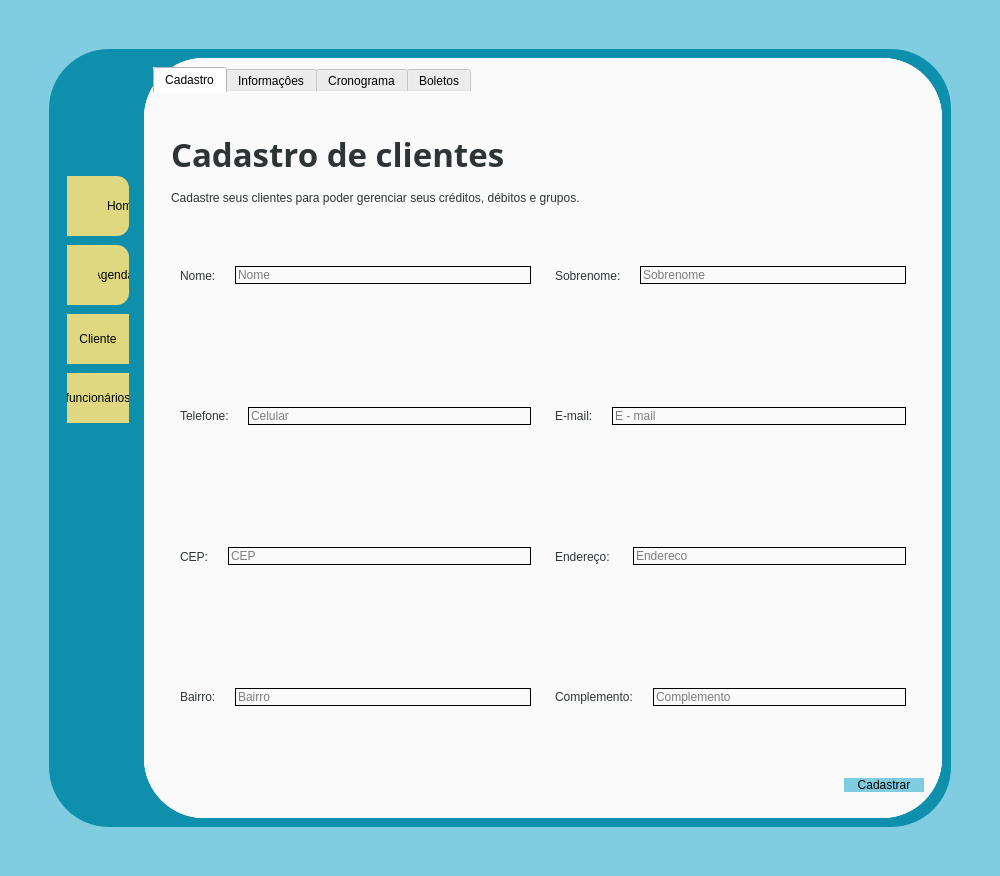
Before: the Qt Designer form Telas/dashbord.ui in Nautilidae-project/Nautilus, drawn with Qt 5.
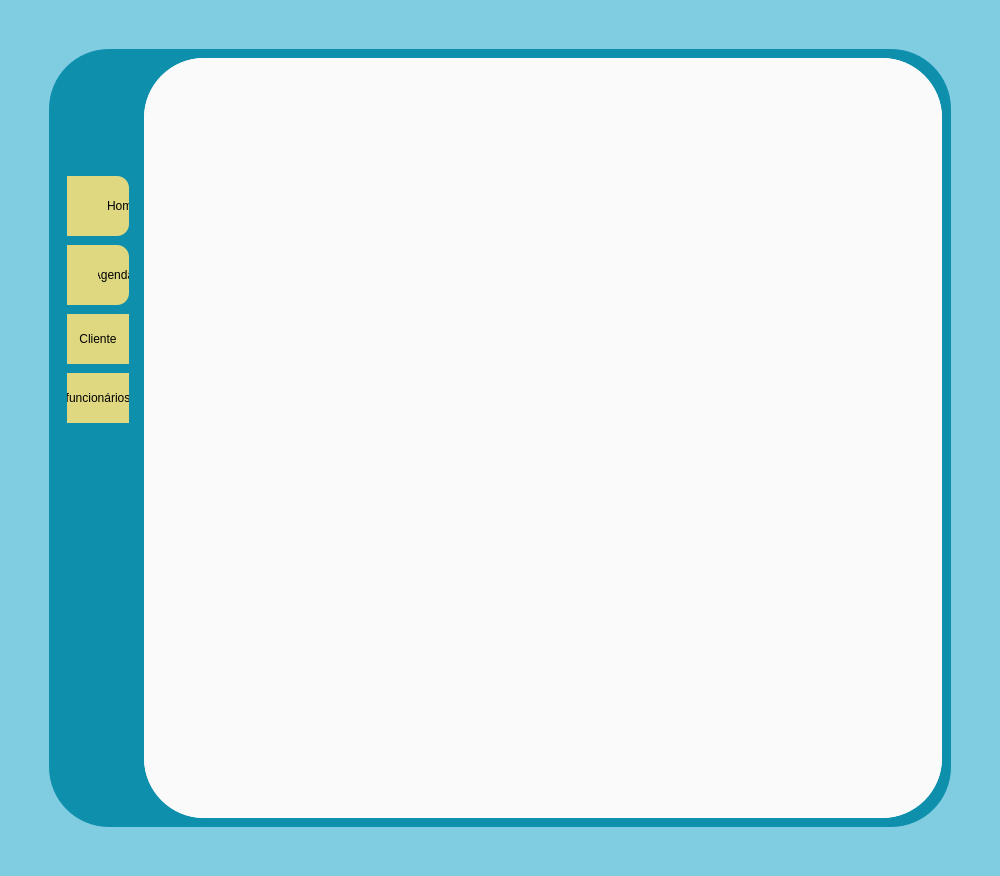
After: the same form once the commit is applied. Icons and pictures are not drawn.

Commit message: 1 - Separação das varias telas da Dashboard - 2 - Adicionado telas representativas iniciais da home, agenda e cliente

What changed in the file:
```diff
--- a/Telas/dashbord.ui
+++ b/Telas/dashbord.ui
@@ -520,564 +520,6 @@
             <property name="currentIndex">
              <number>1</number>
             </property>
-            <widget class="QWidget" name="pgHome">
-             <property name="styleSheet">
-              <string notr="true"/>
-             </property>
-             <layout class="QGridLayout" name="gridLayout_4">
-              <item row="0" column="0">
-               <widget class="QLabel" name="IGNORAR_2">
-                <property name="font">
-                 <font>
-                  <pointsize>50</pointsize>
-                 </font>
-                </property>
-                <property name="text">
-                 <string>DashBoard</string>
-                </property>
-                <property name="alignment">
-                 <set>Qt::AlignCenter</set>
-                </property>
-               </widget>
-              </item>
-              <item row="1" column="0">
-               <widget class="QLabel" name="IGNORAR_1">
-                <property name="font">
-                 <font>
-                  <pointsize>50</pointsize>
-                 </font>
-                </property>
-                <property name="text">
-                 <string>Home</string>
-                </property>
-                <property name="alignment">
-                 <set>Qt::AlignCenter</set>
-                </property>
-               </widget>
-              </item>
-             </layout>
-            </widget>
-            <widget class="QWidget" name="pgCliente">
-             <property name="styleSheet">
-              <string notr="true"/>
-             </property>
-             <layout class="QGridLayout" name="gridLayout_3">
-              <property name="leftMargin">
-               <number>9</number>
-              </property>
-              <item row="0" column="0">
-               <widget class="QTabWidget" name="tabsCliente">
-                <property name="styleSheet">
-                 <string notr="true">QTabWidget::pane {border: 0px;}
-
-/*-------------------------------------------------------------*/
-
-
-QTabWidget::tab-bar {
-    alignment: center;
-}
-
-
-</string>
-                </property>
-                <property name="tabPosition">
-                 <enum>QTabWidget::North</enum>
-                </property>
-                <property name="tabShape">
-                 <enum>QTabWidget::Rounded</enum>
-                </property>
-                <property name="currentIndex">
-                 <number>0</number>
-                </property>
-                <widget class="QWidget" name="tbCadastraCliente">
-                 <attribute name="title">
-                  <string>Cadastro</string>
-                 </attribute>
-                 <layout class="QVBoxLayout" name="verticalLayout_2">
-                  <item>
-                   <widget class="QFrame" name="frCabecalho">
-                    <property name="minimumSize">
-                     <size>
-                      <width>600</width>
-                      <height>100</height>
-                     </size>
-                    </property>
-                    <property name="maximumSize">
-                     <size>
-                      <width>16777215</width>
-                      <height>60</height>
-                     </size>
-                    </property>
-                    <property name="frameShape">
-                     <enum>QFrame::StyledPanel</enum>
-                    </property>
-                    <property name="frameShadow">
-                     <enum>QFrame::Raised</enum>
-                    </property>
-                    <layout class="QVBoxLayout" name="verticalLayout_3">
-                     <item>
-                      <widget class="QLabel" name="lbTitulo">
-                       <property name="font">
-                        <font>
-                         <family>Linux Biolinum O</family>
-                         <pointsize>25</pointsize>
-                         <weight>75</weight>
-                         <bold>true</bold>
-                        </font>
-                       </property>
-                       <property name="styleSheet">
-                        <string notr="true">color: rgb(46, 52, 54)</string>
-                       </property>
-                       <property name="text">
-                        <string>Cadastro de clientes</string>
-                       </property>
-                      </widget>
-                     </item>
-                     <item>
-                      <widget class="QLabel" name="lbCorpo">
-                       <property name="styleSheet">
-                        <string notr="true">color: rgb(46, 52, 54)</string>
-                       </property>
-                       <property name="text">
-                        <string>Cadastre seus clientes para poder gerenciar seus créditos, débitos e grupos.</string>
-                       </property>
-                      </widget>
-                     </item>
-                    </layout>
-                   </widget>
-                  </item>
-                  <item>
-                   <widget class="QFrame" name="frNomeSobrenome">
-                    <property name="minimumSize">
-                     <size>
-                      <width>600</width>
-                      <height>60</height>
-                     </size>
-                    </property>
-                    <property name="frameShape">
-                     <enum>QFrame::StyledPanel</enum>
-                    </property>
-                    <property name="frameShadow">
-                     <enum>QFrame::Raised</enum>
-                    </property>
-                    <layout class="QHBoxLayout" name="horizontalLayout_5">
-                     <item>
-                      <widget class="QFrame" name="frNome">
-                       <property name="frameShape">
-                        <enum>QFrame::StyledPanel</enum>
-                       </property>
-                       <property name="frameShadow">
-                        <enum>QFrame::Raised</enum>
-                       </property>
-                       <layout class="QHBoxLayout" name="horizontalLayout_9">
-                        <item>
-                         <widget class="QLabel" name="lbNome">
-                          <property name="styleSheet">
-                           <string notr="true">color: rgb(46, 52, 54)</string>
-                          </property>
-                          <property name="text">
-                           <string>Nome:    </string>
-                          </property>
-                         </widget>
-                        </item>
-                        <item>
-                         <widget class="QLineEdit" name="leNome">
-                          <property name="styleSheet">
-                           <string notr="true">#leNome{
-	border: 1px solid;
-}</string>
-                          </property>
-                          <property name="inputMask">
-                           <string/>
-                          </property>
-                          <property name="text">
-                           <string/>
-                          </property>
-                          <property name="placeholderText">
-                           <string>Nome</string>
-                          </property>
-                         </widget>
-                        </item>
-                       </layout>
-                       <zorder>leNome</zorder>
-                       <zorder>lbNome</zorder>
-                      </widget>
-                     </item>
-                     <item>
-                      <widget class="QFrame" name="frSobrenome">
-                       <property name="frameShape">
-                        <enum>QFrame::StyledPanel</enum>
-                       </property>
-                       <property name="frameShadow">
-                        <enum>QFrame::Raised</enum>
-                       </property>
-                       <layout class="QHBoxLayout" name="horizontalLayout_10">
-                        <item>
-                         <widget class="QLabel" name="lbSobrenome">
-                          <property name="styleSheet">
-                           <string notr="true">color: rgb(46, 52, 54)</string>
-                          </property>
-                          <property name="text">
-                           <string>Sobrenome:    </string>
-                          </property>
-                         </widget>
-                        </item>
-                        <item>
-                         <widget class="QLineEdit" name="leSobrenome">
-                          <property name="styleSheet">
-                           <string notr="true">#leSobrenome{
-	border: 1px solid;
-}</string>
-                          </property>
-                          <property name="placeholderText">
-                           <string>Sobrenome</string>
-                          </property>
-                         </widget>
-                        </item>
-                       </layout>
-                       <zorder>leSobrenome</zorder>
-                       <zorder>lbSobrenome</zorder>
-                      </widget>
-                     </item>
-                    </layout>
-                   </widget>
-                  </item>
-                  <item>
-                   <widget class="QFrame" name="frEmailTel">
-                    <property name="minimumSize">
-                     <size>
-                      <width>600</width>
-                      <height>60</height>
-                     </size>
-                    </property>
-                    <property name="frameShape">
-                     <enum>QFrame::StyledPanel</enum>
-                    </property>
-                    <property name="frameShadow">
-                     <enum>QFrame::Raised</enum>
-                    </property>
-                    <layout class="QHBoxLayout" name="horizontalLayout_6">
-                     <item>
-                      <widget class="QFrame" name="frTel">
-                       <property name="frameShape">
-                        <enum>QFrame::StyledPanel</enum>
-                       </property>
-                       <property name="frameShadow">
-                        <enum>QFrame::Raised</enum>
-                       </property>
-                       <layout class="QHBoxLayout" name="horizontalLayout_11">
-                        <item>
-                         <widget class="QLabel" name="lbTel">
-                          <property name="styleSheet">
-                           <string notr="true">color: rgb(46, 52, 54)</string>
-                          </property>
-                          <property name="text">
-                           <string>Telefone:    </string>
-                          </property>
-                         </widget>
-                        </item>
-                        <item>
-                         <widget class="QLineEdit" name="leTel">
-                          <property name="styleSheet">
-                           <string notr="true">#leTel{
-	border: 1px solid;
-}</string>
-                          </property>
-                          <property name="placeholderText">
-                           <string>Celular</string>
-                          </property>
-                         </widget>
-                        </item>
-                       </layout>
-                      </widget>
-                     </item>
-                     <item>
-                      <widget class="QFrame" name="frEmail">
-                       <property name="frameShape">
-                        <enum>QFrame::StyledPanel</enum>
-                       </property>
-                       <property name="frameShadow">
-                        <enum>QFrame::Raised</enum>
-                       </property>
-                       <layout class="QHBoxLayout" name="horizontalLayout_12">
-                        <item>
-                         <widget class="QLabel" name="lbEmail">
-                          <property name="styleSheet">
-                           <string notr="true">color: rgb(46, 52, 54)</string>
-                          </property>
-                          <property name="text">
-                           <string>E-mail:    </string>
-                          </property>
-                         </widget>
-                        </item>
-                        <item>
-                         <widget class="QLineEdit" name="leEmail">
-                          <property name="styleSheet">
-                           <string notr="true">#leEmail{
-	border: 1px solid;
-}</string>
-                          </property>
-                          <property name="placeholderText">
-                           <string>E - mail</string>
-                          </property>
-                         </widget>
-                        </item>
-                       </layout>
-                      </widget>
-                     </item>
-                    </layout>
-                   </widget>
-                  </item>
-                  <item>
-                   <widget class="QFrame" name="frCepEnd">
-                    <property name="minimumSize">
-                     <size>
-                      <width>600</width>
-                      <height>60</height>
-                     </size>
-                    </property>
-                    <property name="frameShape">
-                     <enum>QFrame::StyledPanel</enum>
-                    </property>
-                    <property name="frameShadow">
-                     <enum>QFrame::Raised</enum>
-                    </property>
-                    <layout class="QHBoxLayout" name="horizontalLayout_7">
-                     <item>
-                      <widget class="QFrame" name="frCep">
-                       <property name="frameShape">
-                        <enum>QFrame::StyledPanel</enum>
-                       </property>
-                       <property name="frameShadow">
-                        <enum>QFrame::Raised</enum>
-                       </property>
-                       <layout class="QHBoxLayout" name="horizontalLayout_13">
-                        <item>
-                         <widget class="QLabel" name="lbCep">
-                          <property name="styleSheet">
-                           <string notr="true">color: rgb(46, 52, 54)</string>
-                          </property>
-                          <property name="text">
-                           <string>CEP:    </string>
-                          </property>
-                         </widget>
-                        </item>
-                        <item>
-                         <widget class="QLineEdit" name="leCep">
-                          <property name="styleSheet">
-                           <string notr="true">#leCep{
-	border: 1px solid;
-}</string>
-                          </property>
-                          <property name="placeholderText">
-                           <string>CEP</string>
-                          </property>
-                         </widget>
-                        </item>
-                       </layout>
-                      </widget>
-                     </item>
-                     <item>
-                      <widget class="QFrame" name="frEndereco">
-                       <property name="frameShape">
-                        <enum>QFrame::StyledPanel</enum>
-                       </property>
-                       <property name="frameShadow">
-                        <enum>QFrame::Raised</enum>
-                       </property>
-                       <layout class="QHBoxLayout" name="horizontalLayout_14">
-                        <item>
-                         <widget class="QLabel" name="lbEnd">
-                          <property name="styleSheet">
-                           <string notr="true">color: rgb(46, 52, 54)</string>
-                          </property>
-                          <property name="text">
-                           <string>Endereço:     </string>
-                          </property>
-                         </widget>
-                        </item>
-                        <item>
-                         <widget class="QLineEdit" name="leEnd">
-                          <property name="styleSheet">
-                           <string notr="true">#leEnd{
-	border: 1px solid;
-}</string>
-                          </property>
-                          <property name="placeholderText">
-                           <string>Endereco</string>
-                          </property>
-                         </widget>
-                        </item>
-                       </layout>
-                      </widget>
-                     </item>
-                    </layout>
-                   </widget>
-                  </item>
-                  <item>
-                   <widget class="QFrame" name="frBairroCompl">
-                    <property name="minimumSize">
-                     <size>
-                      <width>600</width>
-                      <height>60</height>
-                     </size>
-                    </property>
-                    <property name="frameShape">
-                     <enum>QFrame::StyledPanel</enum>
-                    </property>
-                    <property name="frameShadow">
-                     <enum>QFrame::Raised</enum>
-                    </property>
-                    <layout class="QHBoxLayout" name="horizontalLayout_8">
-                     <item>
-                      <widget class="QFrame" name="frBairro">
-                       <property name="frameShape">
-                        <enum>QFrame::StyledPanel</enum>
-                       </property>
-                       <property name="frameShadow">
-                        <enum>QFrame::Raised</enum>
-                       </property>
-                       <layout class="QHBoxLayout" name="horizontalLayout_15">
-                        <item>
-                         <widget class="QLabel" name="lbBairro">
-                          <property name="styleSheet">
-                           <string notr="true">color: rgb(46, 52, 54)</string>
-                          </property>
-                          <property name="text">
-                           <string>Bairro:    </string>
-                          </property>
-                         </widget>
-                        </item>
-                        <item>
-                         <widget class="QLineEdit" name="leBairro">
-                          <property name="styleSheet">
-                           <string notr="true">#leBairro{
-	border: 1px solid;
-}</string>
-                          </property>
-                          <property name="placeholderText">
-                           <string>Bairro</string>
-                          </property>
-                         </widget>
-                        </item>
-                       </layout>
-                      </widget>
-                     </item>
-                     <item>
-                      <widget class="QFrame" name="frComplemento">
-                       <property name="frameShape">
-                        <enum>QFrame::StyledPanel</enum>
-                       </property>
-                       <property name="frameShadow">
-                        <enum>QFrame::Raised</enum>
-                       </property>
-                       <layout class="QHBoxLayout" name="horizontalLayout_16">
-                        <item>
-                         <widget class="QLabel" name="lbCompl">
-                          <property name="styleSheet">
-                           <string notr="true">color: rgb(46, 52, 54)</string>
-                          </property>
-                          <property name="text">
-                           <string>Complemento:    </string>
-                          </property>
-                         </widget>
-                        </item>
-                        <item>
-                         <widget class="QLineEdit" name="leCompl">
-                          <property name="styleSheet">
-                           <string notr="true">#leCompl{
-	border: 1px solid;
-}</string>
-                          </property>
-                          <property name="placeholderText">
-                           <string>Complemento</string>
-                          </property>
-                         </widget>
-                        </item>
-                       </layout>
-                      </widget>
-                     </item>
-                    </layout>
-                   </widget>
-                  </item>
-                  <item alignment="Qt::AlignRight">
-                   <widget class="QFrame" name="frame">
-                    <property name="maximumSize">
-                     <size>
-                      <width>16777215</width>
-                      <height>30</height>
-                     </size>
-                    </property>
-                    <property name="frameShape">
-                     <enum>QFrame::StyledPanel</enum>
-                    </property>
-                    <property name="frameShadow">
-                     <enum>QFrame::Raised</enum>
-                    </property>
-                    <layout class="QVBoxLayout" name="verticalLayout_4">
-                     <property name="spacing">
-                      <number>0</number>
-                     </property>
-                     <property name="leftMargin">
-                      <number>0</number>
-                     </property>
-                     <property name="topMargin">
-                      <number>0</number>
-                     </property>
-                     <property name="rightMargin">
-                      <number>0</number>
-                     </property>
-                     <property name="bottomMargin">
-                      <number>0</number>
-                     </property>
-                     <item>
-                      <widget class="QPushButton" name="pbCadastrar">
-                       <property name="minimumSize">
-                        <size>
-                         <width>80</width>
-                         <height>0</height>
-                        </size>
-                       </property>
-                       <property name="maximumSize">
-                        <size>
-                         <width>150</width>
-                         <height>16777215</height>
-                        </size>
-                       </property>
-                       <property name="styleSheet">
-                        <string notr="true">#pbCadastrar{
-	background-color: #80CCE1;
-}</string>
-                       </property>
-                       <property name="text">
-                        <string>Cadastrar</string>
-                       </property>
-                      </widget>
-                     </item>
-                    </layout>
-                   </widget>
-                  </item>
-                 </layout>
-                </widget>
-                <widget class="QWidget" name="tbInfosCliente">
-                 <attribute name="title">
-                  <string>Informaçôes</string>
-                 </attribute>
-                </widget>
-                <widget class="QWidget" name="tbCronogramaCliente">
-                 <attribute name="title">
-                  <string>Cronograma</string>
-                 </attribute>
-                </widget>
-                <widget class="QWidget" name="tbBoletoCliente">
-                 <attribute name="title">
-                  <string>Boletos</string>
-                 </attribute>
-                </widget>
-               </widget>
-              </item>
-             </layout>
-            </widget>
            </widget>
           </item>
          </layout>
```
Left out of the diff: 2 changed lines with no effect on the pictures. The commit also changes 20 other files.
